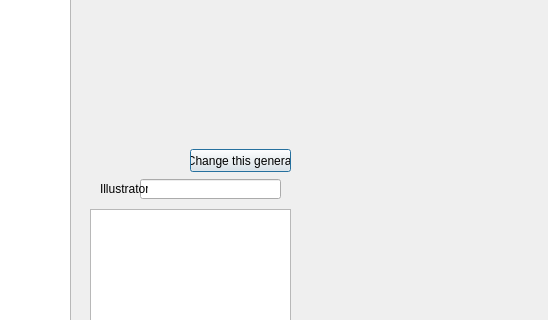
The window that src/dialog/generaloverview.ui (wy19890204/Shuihusha) describes before a commit, drawn with Qt 5; both pictures show x 360 to 908 and y 131 to 451 of the 908 by 611 pixel window.
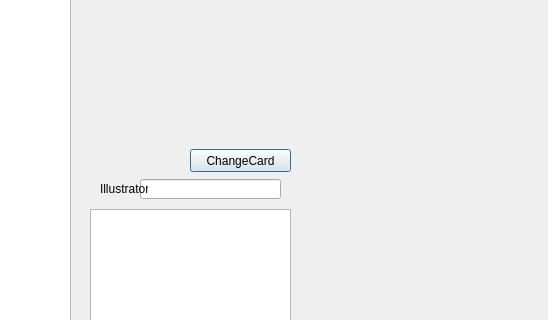
The same window after the commit. Icons and pictures are not drawn.

Diff of the .ui file:
```diff
--- a/src/dialog/generaloverview.ui
+++ b/src/dialog/generaloverview.ui
@@ -239,7 +239,7 @@
     </rect>
    </property>
    <property name="text">
-    <string>Change this general</string>
+    <string>ChangeCard</string>
    </property>
   </widget>
  </widget>
```
